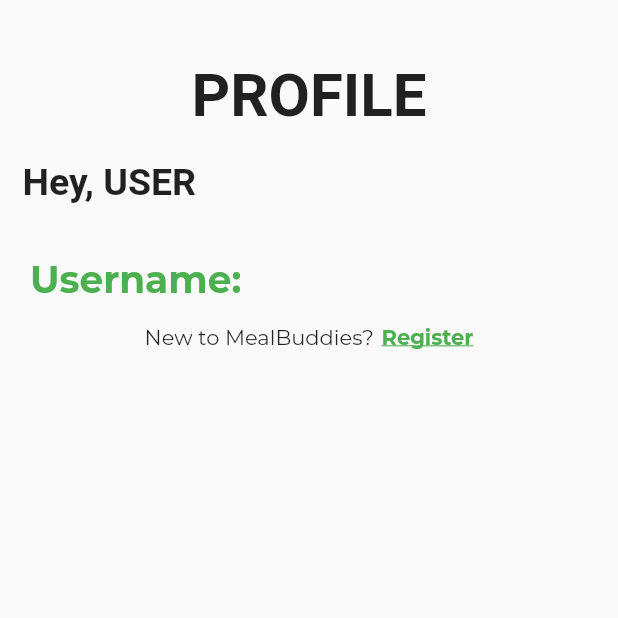
After one commit to anthonyfmb/Meal-Buddies, a Flutter app: the Profile screen opened directly, on a phone screen of 412 x 824 dp, the top half of it. The commit adds this screen. Run offline on Flutter 3.47's test engine with Material 2 defaults, Android fonts, the light colour scheme and no system bars; project files that could hold a hidden picture were left out.

Commit message:
Initial Commit

```diff
--- /dev/null
+++ b/lib/Screens/Profile/profile.dart
@@ -0,0 +1,116 @@
+import 'package:flutter/material.dart';
+
+class Profile extends StatefulWidget {
+  @override
+  _ProfileState createState() => new _ProfileState();
+}
+
+class _ProfileState extends State<Profile> {
+  @override
+  Widget build(BuildContext context) {
+    return Scaffold(
+        //resizeToAvoidBottomPadding: false,
+        body: Column(
+          crossAxisAlignment: CrossAxisAlignment.start,
+          children: <Widget>[
+            Container(
+              child: Stack(
+                children: <Widget>[
+                  Container(
+                    padding: EdgeInsets.fromLTRB(0.0, 40.0, 0.0, 0.0),
+                    alignment: Alignment.center,
+                    child: Text('PROFILE',
+                        style: TextStyle(
+                            fontSize: 40.0, fontWeight: FontWeight.bold)),
+                  ),
+                ],
+              ),
+            ),
+            Container(
+              child: Stack(
+                children: <Widget>[
+                  Container(
+                    padding: EdgeInsets.fromLTRB(15.0, 20.0, 0.0, 0.0),
+                    child: Text('Hey, USER',
+                        style: TextStyle(
+                            fontSize: 25.0, fontWeight: FontWeight.bold)),
+                  ),
+                ],
+              ),
+            ),
+            Container(
+                padding: EdgeInsets.only(top: 35.0, left: 20.0, right: 20.0),
+                child: Text(
+                  'Username: ',
+                  style: TextStyle(
+                      color: Colors.green,
+                      fontSize: 25.0,
+                      fontFamily: 'Montserrat',
+                      fontWeight: FontWeight.bold),
+                ),
+                // child: Column(
+                //   children: <Widget>[
+                //     TextField(
+                //       decoration: InputDecoration(
+                //           labelText: 'EMAIL',
+                //           labelStyle: TextStyle(
+                //               fontFamily: 'Montserrat',
+                //               fontWeight: FontWeight.bold,
+                //               color: Colors.grey),
+                //           focusedBorder: UnderlineInputBorder(
+                //               borderSide: BorderSide(color: Colors.green))),
+                //     ),
+                //     SizedBox(height: 40.0),
+                //     Container(
+                //       height: 40.0,
+                //       child: Material(
+                //         borderRadius: BorderRadius.circular(20.0),
+                //         shadowColor: Colors.greenAccent,
+                //         color: Colors.green,
+                //         elevation: 7.0,
+                //         child: GestureDetector(
+                //           onTap: () {},
+                //           child: Center(
+                //             child: Text(
+                //               'CHANGE EMAIL',
+                //               style: TextStyle(
+                //                   color: Colors.white,
+                //                   fontWeight: FontWeight.bold,
+                //                   fontFamily: 'Montserrat'),
+                //             ),
+                //           ),
+                //         ),
+                //       ),
+                //     ),
+                //     SizedBox(height: 20.0),
+                //   ],
+                // )
+            ),
+            SizedBox(height: 15.0),
+            Row(
+              mainAxisAlignment: MainAxisAlignment.center,
+              children: <Widget>[
+                Text(
+                  'New to MealBuddies?',
+                  style: TextStyle(fontFamily: 'Montserrat'),
+                ),
+                SizedBox(width: 5.0),
+                InkWell(
+                  onTap: () {
+                    Navigator.of(context).pushNamed('/signup');
+                  },
+                  child: Text(
+                    'Register',
+                    style: TextStyle(
+                        color: Colors.green,
+                        fontFamily: 'Montserrat',
+                        fontWeight: FontWeight.bold,
+                        decoration: TextDecoration.underline),
+                  ),
+                )
+              ],
+            )
+          ],
+        ));
+  }
+}
--- a/lib/main.dart
+++ b/lib/main.dart
@@ -1,6 +1,6 @@
 import 'package:flutter/material.dart';
 import 'package:meal_buddies/Screens/Welcome/log_in.dart';
-
+import 'package:meal_buddies/Screens/Profile/profile.dart';
 import 'Screens/Welcome/sign_up.dart';
 
 /*
```
